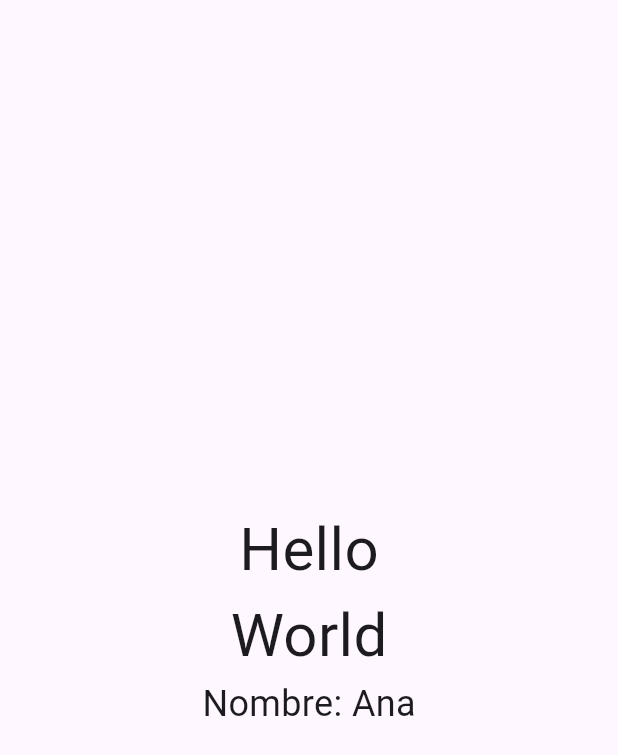
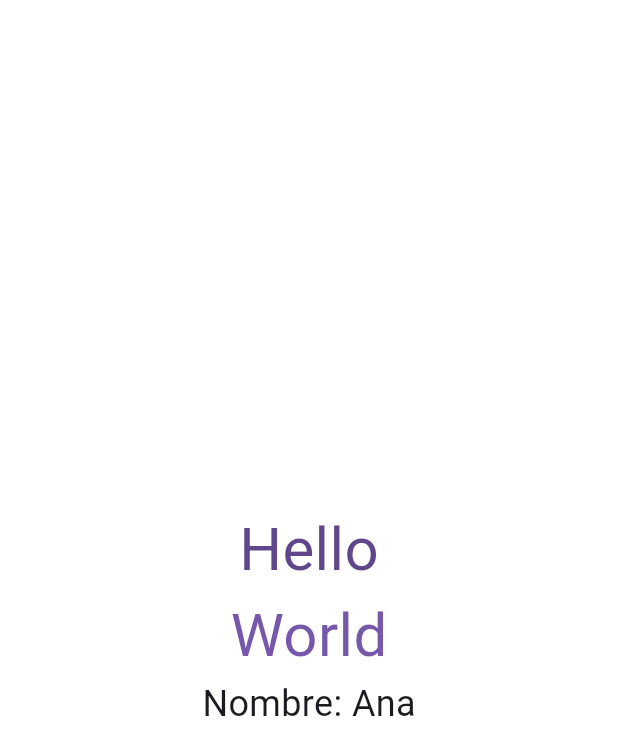
Before and after one commit to Ankx7/DAP, a Flutter app: the screen it shows after launch, on a phone screen of 412 x 824 dp. Shown: the top 755 px of the screen. Run offline on Flutter 3.47's test engine with Material 3 defaults, Android fonts, the phone set to English and light mode, and no system bars; our stand-ins replace go_router.

Commit message:
TP 1 dap

```diff
--- a/clase1_dap/lib/main.dart
+++ b/clase1_dap/lib/main.dart
@@ -1,3 +1,4 @@
+import 'package:flutter/foundation.dart';
 import 'package:flutter/material.dart';
 
 void main() {
@@ -11,12 +12,13 @@ class MainApp extends StatelessWidget {
   Widget build(BuildContext context) {
     return const MaterialApp(
       home: Scaffold(
+        backgroundColor:Color.fromARGB(255, 255, 255, 255),
         body: Center(
           child:Column(
             mainAxisAlignment: MainAxisAlignment.center,
             children: [
-            Text("Hello", style: TextStyle(fontSize: 40),),
-            Text("World", style: TextStyle(fontSize: 40),),
+            Text("Hello", style: TextStyle(fontSize: 40, color: Color.fromARGB(255, 96, 71, 139)),),
+            Text("World", style: TextStyle(fontSize: 40, color: Color.fromARGB(255, 118, 87, 170)),),
             Row(
               mainAxisAlignment: MainAxisAlignment.center,
               children: [
--- a/login_ana/lib/presentation/screens/home_screen.dart
+++ b/login_ana/lib/presentation/screens/home_screen.dart
@@ -8,10 +8,10 @@ class HomeScreen extends StatelessWidget {
   Widget build(BuildContext context) {
     return Scaffold(
       appBar: AppBar(
-        title: const Text('Home'),
+        title: const Text('Home', ),
       ),
       body: Center(
-        child: Text('Welcome $username'),
+        child: Text('Welcome $username', style: TextStyle(fontSize: 40, color: Color.fromARGB(255, 70, 40, 122)),),
       ),
     );
   }
--- a/login_ana/lib/presentation/screens/login_screen.dart
+++ b/login_ana/lib/presentation/screens/login_screen.dart
@@ -1,6 +1,5 @@
 import 'package:flutter/material.dart';
 import 'package:go_router/go_router.dart';
-import 'package:login_ana/presentation/screens/home_screen.dart';
 
 class LoginScreen extends StatelessWidget {
    LoginScreen({super.key});
```
